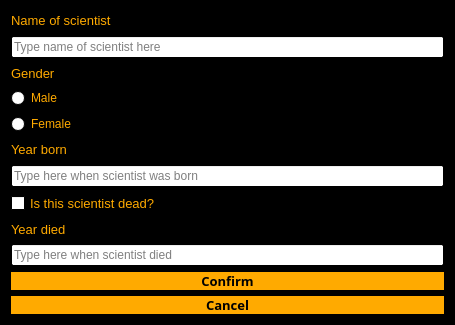
stefanv15/verklegtNamskeid_skil3, file addscientist.ui: the form before one commit.
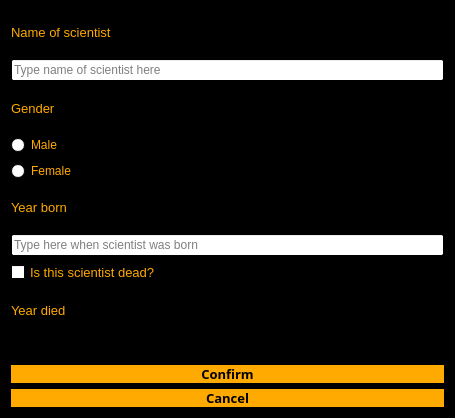
The form after the commit.

```diff
--- a/addscientist.ui
+++ b/addscientist.ui
@@ -7,7 +7,7 @@
     <x>0</x>
     <y>0</y>
     <width>455</width>
-    <height>325</height>
+    <height>418</height>
    </rect>
   </property>
   <property name="palette">
@@ -195,6 +195,9 @@
    </item>
    <item>
     <widget class="QLineEdit" name="line_yeardied">
+     <property name="enabled">
+      <bool>false</bool>
+     </property>
      <property name="placeholderText">
       <string>Type here when scientist died</string>
      </property>
```
